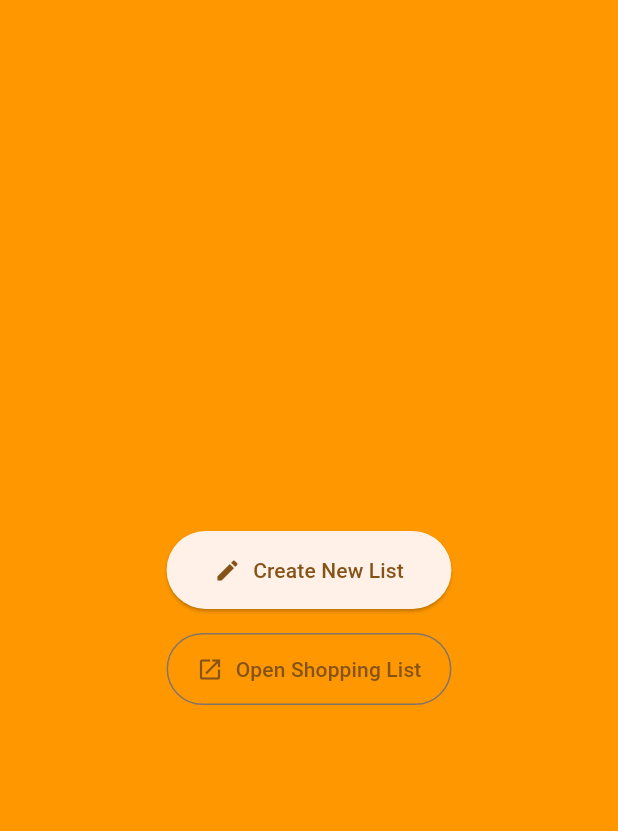
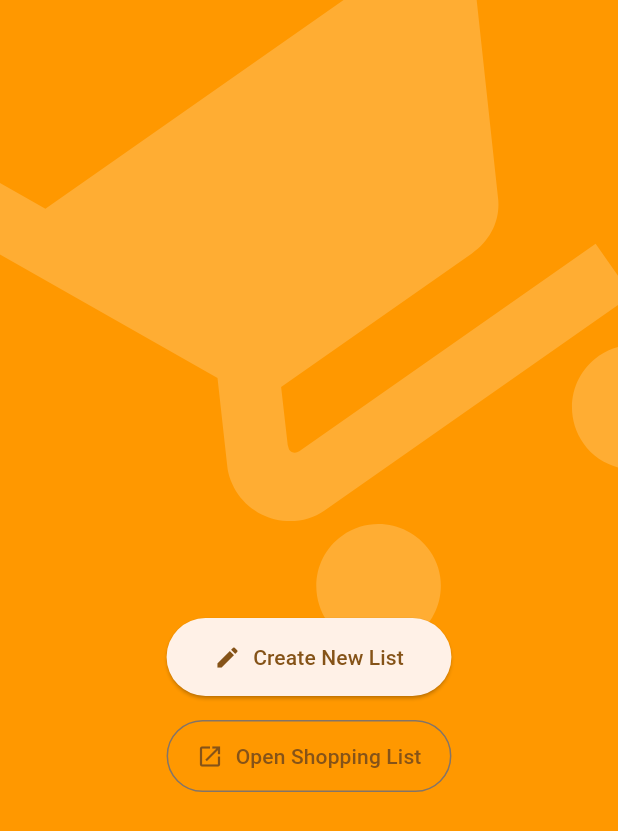
Before and after one commit to PrimedPaul/PrimedGroceryList, a Flutter app: the screen it shows after launch, on a phone screen of 412 x 824 dp. Shown: the top 831 px of the screen. Run offline on Flutter 3.47's test engine with Material 3 defaults, Android fonts, the phone set to English and light mode, and no system bars; our stand-ins replace shared_preferences.

Commit message:
Refactor home screen layout and improve Copilot instructions for clarity

```diff
--- a/primed_grocery_shopping/lib/screens/home_screen.dart
+++ b/primed_grocery_shopping/lib/screens/home_screen.dart
@@ -1,3 +1,4 @@
+import 'dart:math' as math;
 import 'package:flutter/material.dart';
 import '../app_theme.dart';
 import '../models/shopping_list_model.dart';
@@ -13,8 +14,29 @@ class HomeScreen extends StatelessWidget {
   Widget build(BuildContext context) {
     return Scaffold(
       backgroundColor: AppTheme.seedColor,
-      body: SafeArea(
+      body: Stack(
+        clipBehavior: Clip.none,
+        children: [
+          Positioned(
+            top: -30,
+            left: 0,
+            right: 0,
             child: Center(
+              child: Transform.rotate(
+                angle: -35 * math.pi / 180,
+                child: const Icon(
+                  Icons.shopping_cart,
+                  size: 500,
+                  color: Color(0x33FFFFFF),
+                ),
+              ),
+            ),
+          ),
+          SafeArea(
+            child: Column(
+              children: [
+                SizedBox(height: MediaQuery.of(context).size.height / 2),
+                Center(
                   child: IntrinsicWidth(
                   child: Column(
                     mainAxisSize: MainAxisSize.min,
@@ -59,6 +81,10 @@ class HomeScreen extends StatelessWidget {
                   ),
                   ),
                 ),
+              ],
+            ),
+          ),
+        ],
       ),
     );
   }
```
Also changed, not shown: 1 other file. Lines whose indentation alone changed are shown as unchanged.
